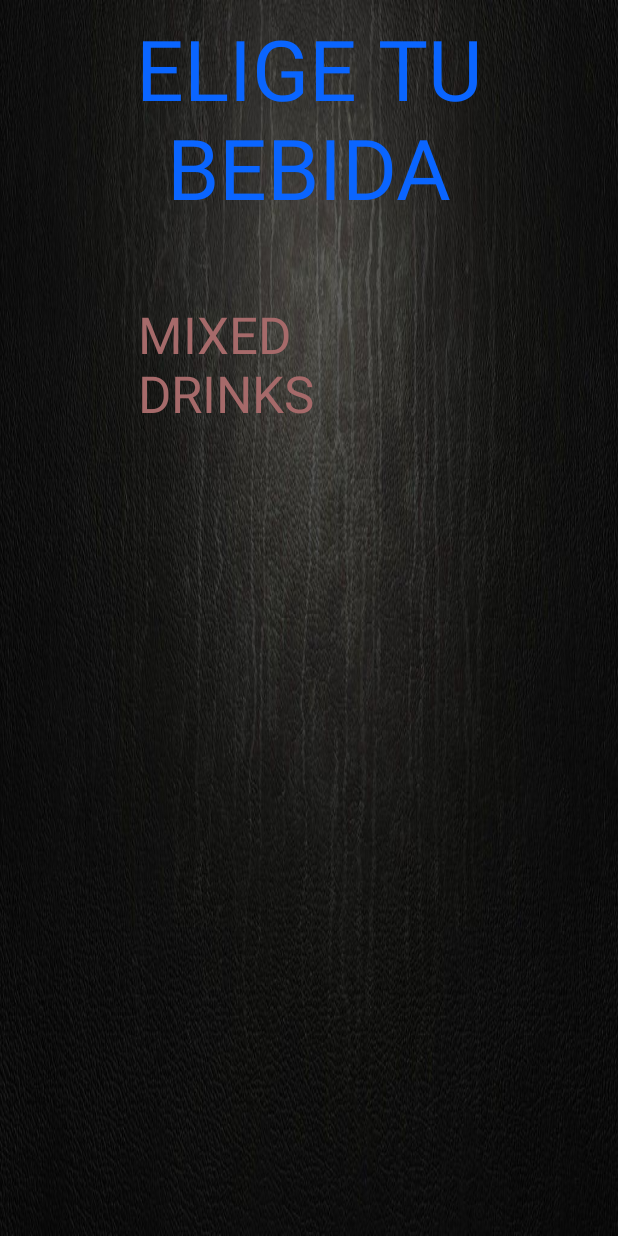
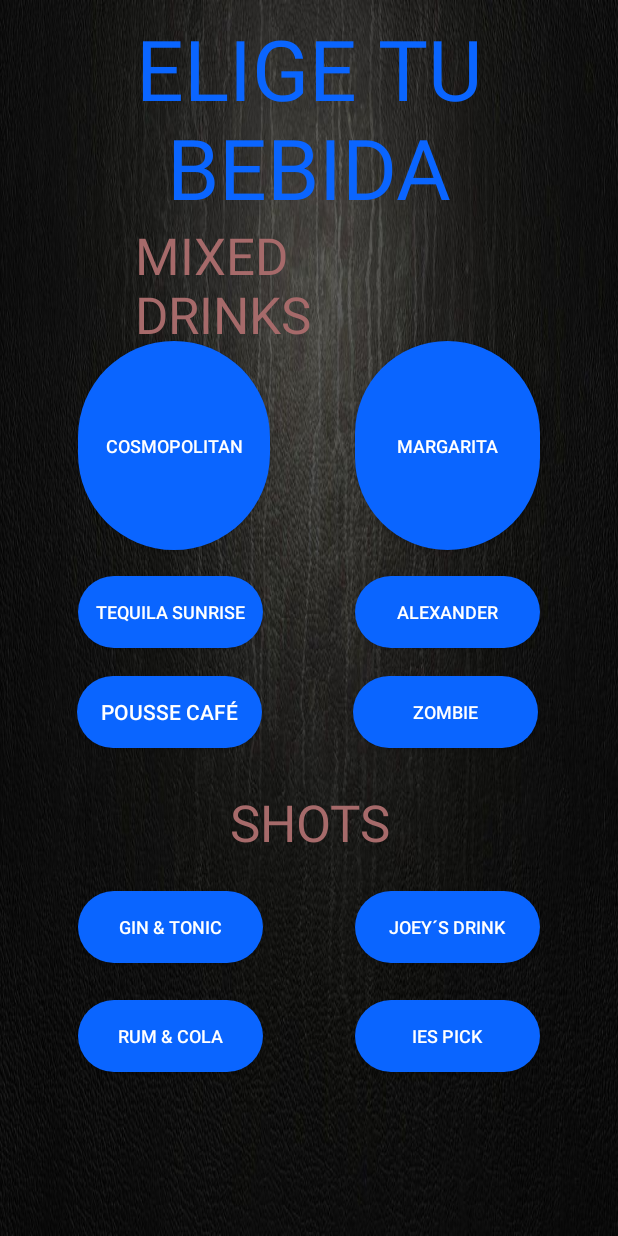
Before and after one commit to esdras4757/xaman, an Android app: the cliente screen opened directly, with no data from a screen before it, on a phone screen of 412 x 824 dp. Run offline under Robolectric (Android 15) with nearby library versions, the phone set to English and light mode, and no system bars; Roboto replaces fonts that are not available here.

```diff
--- a/app/src/main/res/layout/activity_cliente.xml
+++ b/app/src/main/res/layout/activity_cliente.xml
@@ -19,8 +19,6 @@
         android:textColor="@color/colorPrimaryDark" />
 
 
-
-
     <TextView
         android:id="@+id/textView4"
         android:layout_width="wrap_content"
@@ -30,12 +28,167 @@
         android:layout_alignParentLeft="true"
         android:layout_alignParentEnd="true"
         android:layout_alignParentRight="true"
-        android:layout_marginStart="92dp"
-        android:layout_marginLeft="92dp"
-        android:layout_marginTop="51dp"
-        android:layout_marginEnd="92dp"
-        android:layout_marginRight="92dp"
+        android:layout_marginStart="90dp"
+        android:layout_marginLeft="90dp"
+        android:layout_marginTop="-1dp"
+        android:layout_marginEnd="94dp"
+        android:layout_marginRight="94dp"
         android:text="MIXED DRINKS"
         android:textAppearance="@style/TextAppearance.AppCompat.Display1"
         android:textColor="@color/White" />
+
+    <Button
+        android:layout_width="123dp"
+        android:layout_height="wrap_content"
+        android:layout_alignParentTop="true"
+        android:layout_alignParentEnd="true"
+        android:layout_alignParentRight="true"
+        android:layout_alignParentBottom="true"
+        android:layout_marginTop="227dp"
+        android:layout_marginEnd="52dp"
+        android:layout_marginRight="52dp"
+        android:layout_marginBottom="457dp"
+        android:background="@drawable/botonbeb"
+        android:text="@string/MARGARITA"
+        android:textSize="12sp" />
+
+    <Button
+        android:layout_width="128dp"
+        android:layout_height="47dp"
+        android:layout_alignParentStart="true"
+        android:layout_alignParentLeft="true"
+        android:layout_alignParentTop="true"
+        android:layout_alignParentBottom="true"
+        android:layout_marginStart="52dp"
+        android:layout_marginLeft="52dp"
+        android:layout_marginTop="227dp"
+        android:layout_marginBottom="457dp"
+        android:background="@drawable/botonbeb"
+        android:text="@string/cosmopolitan"
+        android:textSize="12sp" />
+
+
+    <Button
+        android:id="@+id/button2"
+        android:layout_width="123sp"
+        android:layout_height="wrap_content"
+        android:layout_alignParentStart="true"
+        android:layout_alignParentLeft="true"
+        android:layout_alignParentBottom="true"
+        android:layout_marginStart="52dp"
+        android:layout_marginLeft="52dp"
+        android:layout_marginTop="73dp"
+        android:layout_marginBottom="392dp"
+        android:background="@drawable/botonbeb"
+        android:text="@string/tequila"
+        android:textSize="12sp" />
+
+    <Button
+        android:layout_width="123sp"
+        android:layout_height="wrap_content"
+        android:layout_alignBaseline="@+id/button2"
+        android:layout_alignParentEnd="true"
+        android:layout_alignParentRight="true"
+        android:layout_marginTop="392dp"
+        android:layout_marginEnd="52dp"
+        android:layout_marginRight="52dp"
+        android:background="@drawable/botonbeb"
+        android:text="@string/alex"
+        android:textSize="12sp" />
+
+    <Button
+        android:layout_width="123sp"
+        android:layout_height="wrap_content"
+        android:layout_alignParentStart="true"
+        android:layout_alignParentLeft="true"
+        android:layout_alignParentBottom="true"
+        android:layout_marginStart="51dp"
+        android:layout_marginLeft="51dp"
+        android:layout_marginBottom="325dp"
+        android:background="@drawable/botonbeb"
+        android:text="@string/pouse" />
+
+    <Button
+        android:layout_width="123sp"
+        android:layout_height="wrap_content"
+        android:layout_alignParentEnd="true"
+        android:layout_alignParentRight="true"
+        android:layout_alignParentBottom="true"
+        android:layout_marginEnd="53dp"
+        android:layout_marginRight="53dp"
+        android:layout_marginBottom="325dp"
+        android:background="@drawable/botonbeb"
+        android:text="@string/zombie"
+        android:textSize="12sp" />
+
+    <TextView
+        android:layout_width="141dp"
+        android:layout_height="wrap_content"
+        android:layout_alignParentStart="true"
+        android:layout_alignParentLeft="true"
+        android:layout_alignParentEnd="true"
+        android:layout_alignParentRight="true"
+        android:layout_alignParentBottom="true"
+        android:layout_marginStart="130dp"
+        android:layout_marginLeft="130dp"
+        android:layout_marginEnd="130dp"
+        android:layout_marginRight="130dp"
+        android:layout_marginBottom="253dp"
+        android:gravity="center"
+        android:text="SHOTS"
+        android:textAppearance="@style/TextAppearance.AppCompat.Display1"
+        android:textColor="@color/White" />
+
+    <Button
+        android:layout_width="123sp"
+        android:layout_height="wrap_content"
+        android:layout_alignParentStart="true"
+        android:layout_alignParentLeft="true"
+        android:layout_alignParentBottom="true"
+        android:layout_marginStart="52dp"
+        android:layout_marginLeft="52dp"
+        android:layout_marginBottom="182dp"
+        android:background="@drawable/botonbeb"
+        android:text="@string/gintonic"
+        android:textSize="12sp" />
+
+    <Button
+        android:layout_width="123sp"
+        android:layout_height="wrap_content"
+        android:layout_alignParentEnd="true"
+        android:layout_alignParentRight="true"
+        android:layout_alignParentBottom="true"
+        android:layout_marginEnd="52dp"
+        android:layout_marginRight="56dp"
+        android:layout_marginBottom="182dp"
+        android:background="@drawable/botonbeb"
+        android:text="@string/joey"
+        android:textSize="12sp" />
+
+    <Button
+        android:layout_width="123sp"
+        android:layout_height="wrap_content"
+        android:layout_alignParentStart="true"
+        android:layout_alignParentLeft="true"
+        android:layout_alignParentBottom="true"
+        android:layout_marginStart="52dp"
+        android:layout_marginLeft="64dp"
+        android:layout_marginBottom="109dp"
+        android:background="@drawable/botonbeb"
+        android:text="@string/rum"
+        android:textSize="12sp" />
+
+    <Button
+        android:layout_width="123sp"
+        android:layout_height="wrap_content"
+        android:layout_alignParentEnd="true"
+        android:layout_alignParentRight="true"
+        android:layout_alignParentBottom="true"
+        android:layout_marginEnd="52dp"
+        android:layout_marginRight="42dp"
+        android:layout_marginBottom="109dp"
+        android:background="@drawable/botonbeb"
+        android:text="@string/ies"
+        android:textSize="12sp" />
+
 </RelativeLayout>
--- a/app/src/main/res/values/strings.xml
+++ b/app/src/main/res/values/strings.xml
@@ -20,4 +20,8 @@
     <string name="tequila">TEQUILA SUNRISE</string>
     <string name="joey">JOEY´S DRINK</string>
     <string name="alex">ALEXANDER</string>
+    <string name="pouse">POUSSE CAFÉ</string>
+    <string name="zombie">ZOMBIE</string>
+    <string name="rum"><![CDATA[RUM & COLA]]></string>
+    <string name="ies">IES PICK</string>
 </resources>
```
